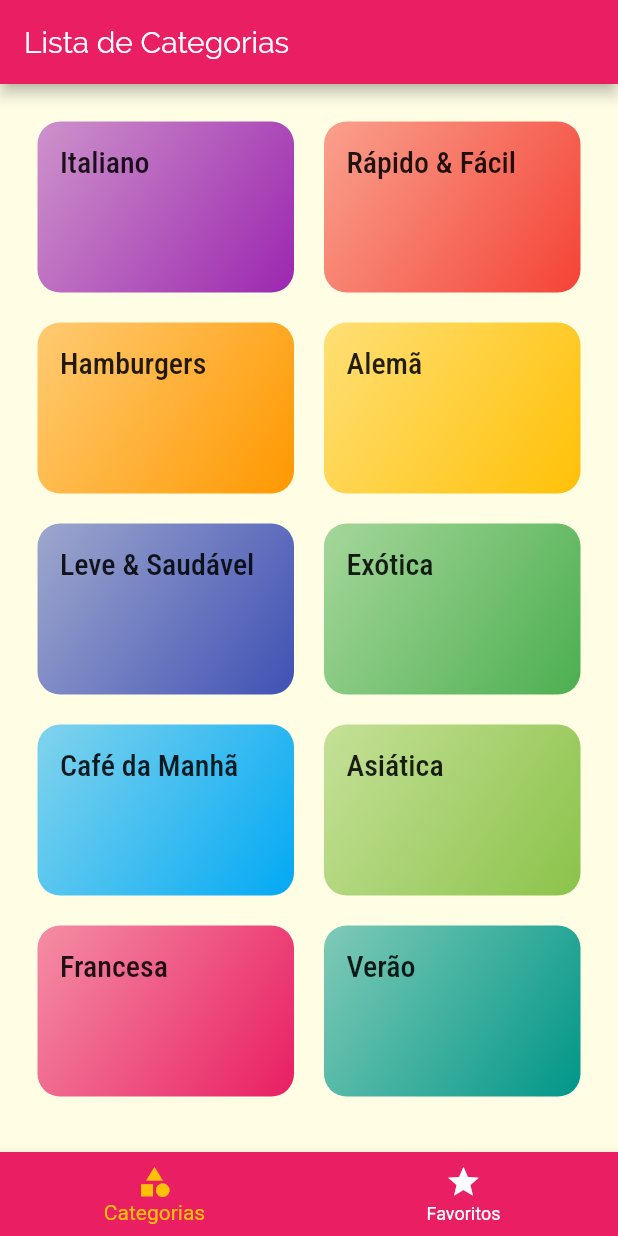
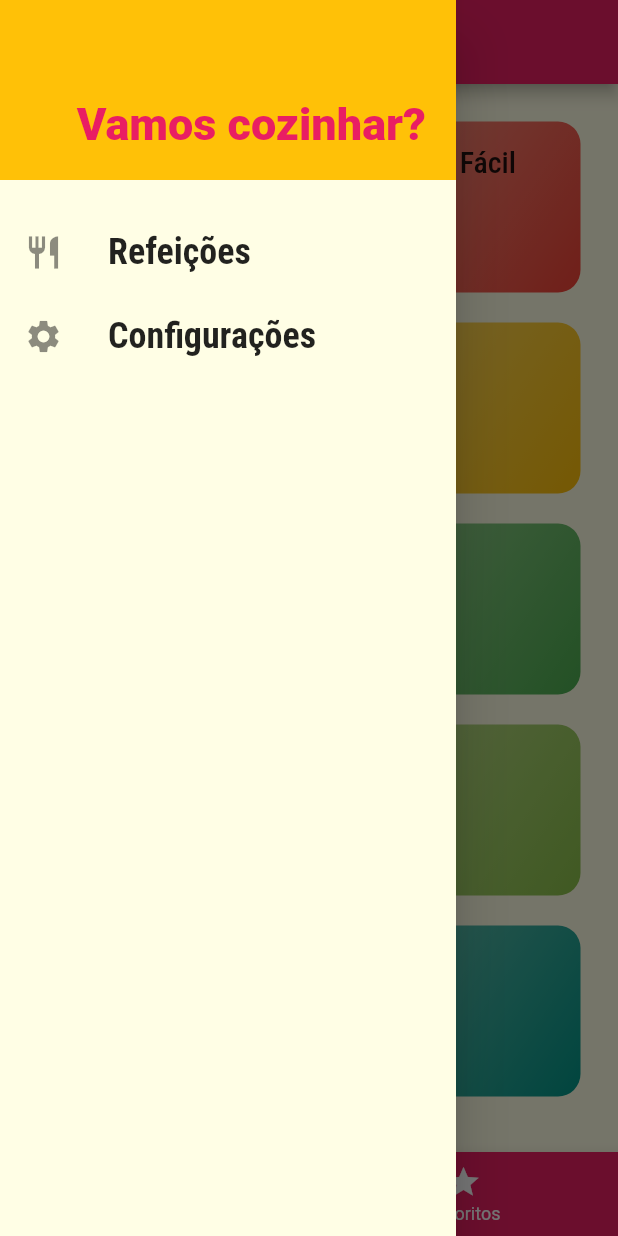
Before and after one commit to Jhonatan-Pereira/flutter_meals, a Flutter app: the screen it shows after launch, with the side drawer open (before the commit the screen has no drawer), on a phone screen of 412 x 824 dp. Run offline on Flutter 3.47's test engine with Material 2 defaults, Android fonts, the phone set to English and light mode, and no system bars.

Commit message:
Widget Drawer

```diff
--- /dev/null
+++ b/lib/components/main_drawer.dart
@@ -0,0 +1,51 @@
+import 'package:flutter/material.dart';
+
+class MainDrawer extends StatelessWidget {
+  Widget _createItem(IconData icon, String label) {
+    return ListTile(
+      leading: Icon(
+        icon,
+        size: 26,
+      ),
+      title: Text(
+        label,
+        style: TextStyle(
+          fontFamily: 'RobotoCondensed',
+          fontSize: 24,
+          fontWeight: FontWeight.bold,
+        ),
+      ),
+      onTap: () {},
+    );
+  }
+
+  @override
+  Widget build(BuildContext context) {
+    return Drawer(
+      child: Column(
+        children: [
+          Container(
+            height: 120,
+            width: double.infinity,
+            padding: EdgeInsets.all(20),
+            color: Theme.of(context).accentColor,
+            alignment: Alignment.bottomRight,
+            child: Text(
+              'Vamos cozinhar?',
+              style: TextStyle(
+                fontWeight: FontWeight.w900,
+                fontSize: 30,
+                color: Theme.of(context).primaryColor,
+              ),
+            ),
+          ),
+          SizedBox(
+            height: 20,
+          ),
+          _createItem(Icons.restaurant, 'Refeições'),
+          _createItem(Icons.settings, 'Configurações'),
+        ],
+      ),
+    );
+  }
+}
--- a/lib/screens/tabs_screen.dart
+++ b/lib/screens/tabs_screen.dart
@@ -2,6 +2,7 @@ import 'package:flutter/material.dart';
 
 import 'categories_screen.dart';
 import 'favorite_screen.dart';
+import '../components/main_drawer.dart';
 
 class TabsScreen extends StatefulWidget {
   @override
@@ -35,6 +36,7 @@ class _TabsScreenState extends State<TabsScreen> {
           _screens[_selectedScreenIndex]['title'],
         ),
       ),
+      drawer: MainDrawer(),
       body: _screens[_selectedScreenIndex]['screen'],
       bottomNavigationBar: BottomNavigationBar(
         onTap: _selectScreen,
```
